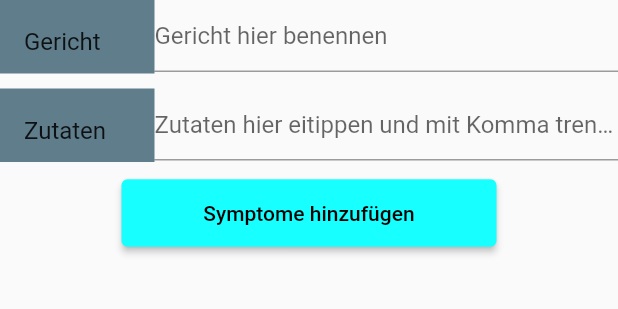
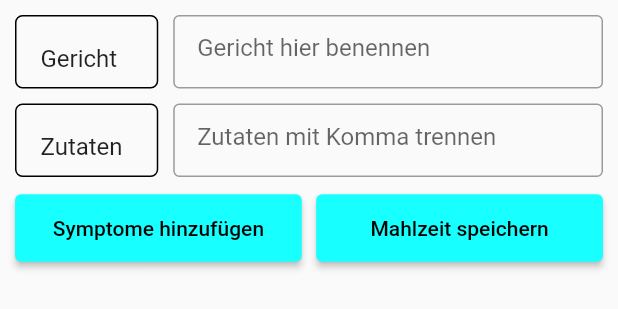
Before and after one commit to Thoughtness/Inner-Peace, a Flutter app: what guiMahlzeitErfassen() shows on an empty page, opened directly, on a phone screen of 412 x 824 dp. Shown: the top 309 px of the screen. Run offline on Flutter 3.47's test engine with Material 2 defaults, Android fonts, the phone set to English and light mode, and no system bars.

Commit message:
save before implementing buttonBasic

```diff
--- a/lib/guiPresets.dart
+++ b/lib/guiPresets.dart
@@ -1,5 +1,7 @@
 import 'package:flutter/material.dart';
 import 'package:inner_peace/symptomeErfassen.dart';
+import 'package:inner_peace/main.dart';
+
 
 class guiMahlzeitErfassen extends StatelessWidget {
   String titel = "";
@@ -17,28 +19,62 @@ class guiMahlzeitErfassen extends StatelessWidget {
     return Container(
       child: Column(
         children: <Widget>[
+          const SizedBox(height: 10),
           Flexible(
             child: Row(
               children: <Widget>[
+                const SizedBox(width: 10),
+                Flexible(
+                  flex: 20,
+                  child: Container(
+                      decoration: myBoxDecoration(),
+                      width: 10000, //gross machen das die Breite genug gross ist damit flex greift
+                      height: 49,
+                      child: insertTitle(text: titel)),
+                ),
+                const SizedBox(width: 10),
+                Flexible(
+                  flex: 60,
+                  child: Container(
+                    height: 49,
+                    child: TextField(
+                      decoration:
+                          InputDecoration(
+                              border: OutlineInputBorder(),
+                              hintText: ' Gericht hier benennen'),
+                    ),
+                  ),
+                ),
+                const SizedBox(width: 10),
+              ],
+            ),
+          ),
+          const SizedBox(height: 10),
+          Flexible(
+            child: Row(
+              children: <Widget>[
+                const SizedBox(width: 10),
                 Flexible(
                   flex: 2,
                   child: Container(
-                      width:
-                          10000, //gross machen das die Breite genug gross ist damit flex greift
+                      decoration: myBoxDecoration(),
+                      width: 10000, //gross machen das die Breite genug gross ist damit flex greift
                       height: 49,
-                      color: Colors.blueGrey,
-                      child: insertTitle(text: titel)),
+                      child: insertTitle(text: zutaten)),
                 ),
+                const SizedBox(width: 10),
                 Flexible(
                   flex: 6,
                   child: Container(
                     height: 49,
                     child: TextField(
-                      decoration:
-                          InputDecoration(hintText: 'Gericht hier benennen'),
+                      decoration: InputDecoration(
+                          border: OutlineInputBorder(),
+                          hintText: ' Zutaten mit Komma trennen'),
                     ),
                   ),
                 ),
+                const SizedBox(width: 10),
               ],
             ),
           ),
@@ -51,53 +87,64 @@ class guiMahlzeitErfassen extends StatelessWidget {
           Flexible(
             child: Row(
               children: <Widget>[
+                const SizedBox(width: 10),
                 Flexible(
-                  flex: 2,
+                  flex: 20,
+                  child: Column(
+                    children: <Widget>[
+                      ElevatedButton(
+                        style: TextButton.styleFrom(
+                          backgroundColor: Colors.cyanAccent,
+                          minimumSize: Size(200, 45),
+                          primary: Colors.black,
+                          onSurface: Colors.red,
+                        ),
+                        child: Text('Symptome hinzufügen'),
+                        onPressed: () {
+                          Navigator.of(context).push(
+                            MaterialPageRoute(
+                              //toDo save inputs
+                              builder: (context) => symptomeErfassen(),
+                            ),
+                          );
+                        },
+                      )
+                    ],
+                  ),
+                ),
+                Flexible( //dient nur dazu einen Abstand zwischen die Buttons zu kriegen
+                  flex: 1,
                   child: Container(
-                      width:
-                          10000, //gross machen das die Breite genug gross ist damit flex greift
-                      height: 49,
-                      color: Colors.blueGrey,
-                      child: insertTitle(text: zutaten)),
+                  ),
                 ),
                 Flexible(
-                  flex: 6,
-                  child: Container(
-                    height: 49,
-                    child: TextField(
-                      decoration: InputDecoration(
-                          hintText:
-                              'Zutaten hier eitippen und mit Komma trennen'),
-                    ),
+                  flex: 20,
+                  child: Column(
+                    children: <Widget>[
+                      ElevatedButton(
+                        style: TextButton.styleFrom(
+                          backgroundColor: Colors.cyanAccent,
+                          minimumSize: Size(200, 45),
+                          primary: Colors.black,
+                          onSurface: Colors.red,
+                        ),
+                        child: Text('Mahlzeit speichern'),
+                        onPressed: () {
+                          Navigator.of(context).push(
+                            MaterialPageRoute(
+                              //toDo change to Hauptmenü and save inputs
+                              builder: (context) => symptomeErfassen(),
+                            ),
+                          );
+                        },
+                      )
+                    ],
                   ),
                 ),
+                const SizedBox(width: 10),
               ],
             ),
           ),
-          Row(//dient nur dazu einen Abstand zwischen die Rows zu kriegen
-              children: <Widget>[
-            Container(
-              height: 10,
-            ),
-          ]),
-          Flexible(
-              child: Column(
-                children: <Widget>[
-                ElevatedButton(
-                    style: TextButton.styleFrom(
-                      backgroundColor: Colors.cyanAccent,
-                      minimumSize: Size(250, 45),
-                      primary: Colors.black,
-                      onSurface: Colors.red,
-                    ),
-                  child: Text('Symptome hinzufügen'),
-                  onPressed: () {
-                    Navigator.of(context).push(MaterialPageRoute(
-                      builder: (context) => symptomeErfassen(),
-                    ));
-                  })
-            ],
-          ))
         ],
       ),
     );
@@ -110,4 +157,25 @@ class guiMahlzeitErfassen extends StatelessWidget {
       title: Text(text),
     );
   }
+
+  Widget buttonBasic({
+    required VoidCallback onPressed,
+    required text,
+  }){
+    return  ElevatedButton(
+        onPressed: onPressed,
+        child: text,
+    );
+  }
 }
+
+BoxDecoration myBoxDecoration() {
+  return BoxDecoration(
+    border: Border.all(
+        width: 1.0
+    ),
+    borderRadius: BorderRadius.all(
+        Radius.circular(5.0) //
+    ),
+  );
+}
```
